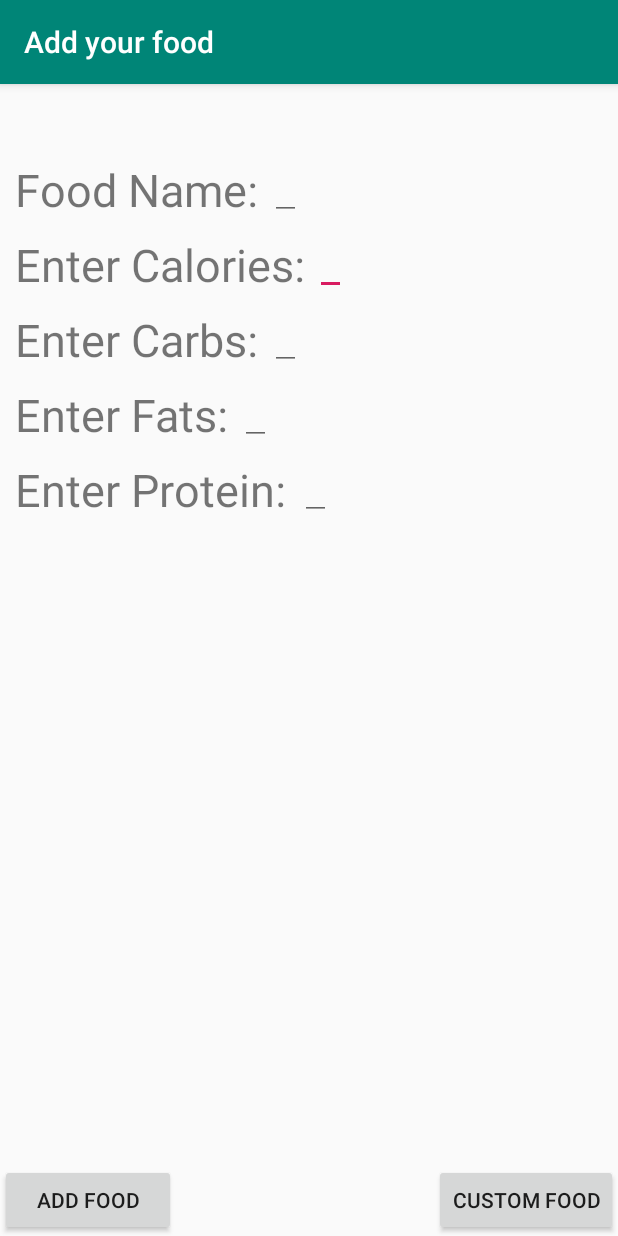
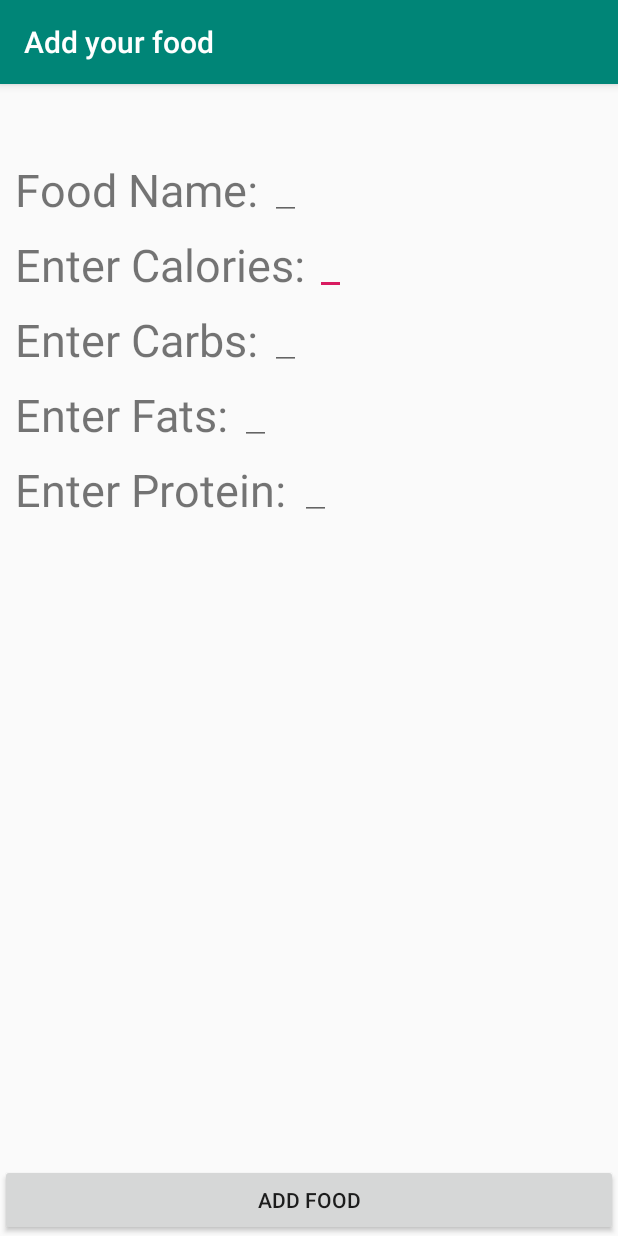
Before and after one commit to kmai1/CS125FinalProject, an Android app: the screen it shows after launch (addFoodScreen), after a tap on "ADD FOOD", on a phone screen of 412 x 824 dp. Run offline under Robolectric (Android 15) with nearby library versions, the phone set to English and light mode, and no system bars; libraries missing offline, so code that uses them is left out: com.github.tbouron.shakedetector; 1 statement that could not run was skipped.

```diff
--- a/app/src/main/java/com/example/kmai/cs125finalproject/addFoodScreen.java
+++ b/app/src/main/java/com/example/kmai/cs125finalproject/addFoodScreen.java
@@ -9,20 +9,11 @@ import android.widget.Button;
 import android.widget.EditText;
 
 public class addFoodScreen extends AppCompatActivity {
-    private Button customFood;
     private Button addFood;
     @Override
     protected void onCreate(Bundle savedInstanceState) {
         super.onCreate(savedInstanceState);
         setContentView(R.layout.activity_food_screen);
-
-        customFood = findViewById(R.id.customFood);
-        customFood.setOnClickListener(new View.OnClickListener() {
-            @Override
-            public void onClick(View v) {
-                openCustomFoodScreen();
-            }
-        });
 
         addFood = findViewById(R.id.addFood);
         addFood.setOnClickListener(new View.OnClickListener() {
@@ -61,14 +52,11 @@ public class addFoodScreen extends AppCompatActivity {
                     fats.setText("");
                     fats.setText("");
                     protein.setText("");
+                    mainScreen.foodNames.add(inputtedName);
                 }
             }
         });
 
-    }
-    public void openCustomFoodScreen() {
-        Intent intent = new Intent(this, customFoodScreen.class);
-        startActivity(intent);
     }
     public void switchToMainScreen() {
         Intent intent = new Intent(this, mainScreen.class);
--- a/app/src/main/java/com/example/kmai/cs125finalproject/mainScreen.java
+++ b/app/src/main/java/com/example/kmai/cs125finalproject/mainScreen.java
@@ -1,50 +1,43 @@
 package com.example.kmai.cs125finalproject;
 
-import android.content.Context;
 import android.content.Intent;
-import android.hardware.SensorManager;
 import android.os.Handler;
 import android.support.v7.app.AppCompatActivity;
 import android.os.Bundle;
 import android.view.View;
 import android.widget.*;
-import android.hardware.Sensor;
 
 import com.github.tbouron.shakedetector.library.ShakeDetector;
 
-import org.w3c.dom.Text;
-
 import java.util.ArrayList;
 import java.util.List;
-import java.util.Timer;
-import java.util.TimerTask;
 
 public class mainScreen extends AppCompatActivity {
     private static int totalCalories;
     private static double totalFats, totalCarbs, totalProtein;
     private static List<Food> listOfFoods = new ArrayList<Food>();
+    public static List<String> foodNames = new ArrayList<String>();
     public Button addFood, reset;
-    private ShakeDetector shakeDetector;
-
     @Override
     protected void onCreate(Bundle savedInstanceState) {
         super.onCreate(savedInstanceState);
         setContentView(R.layout.activity_main_screen);
+        //Shaking Software Library credits to tbouron
         ShakeDetector.create(this, new ShakeDetector.OnShakeListener() {
 
             @Override
             public void OnShake() {
-                Toast.makeText(getApplicationContext(), "Device shaken!", Toast.LENGTH_SHORT).show();
-                openFoodScreen();
+                ShakeDetector.updateConfiguration(1f,1);
+                openFoodName();
             }
 
         });
-        ShakeDetector.updateConfiguration(3f,1);
         reset = findViewById(R.id.reset);
         reset.setOnClickListener(new View.OnClickListener() {
             @Override
             public void onClick(View v) {
                 listOfFoods = new ArrayList<Food>();
+                foodNames = new ArrayList<String>();
             }
         });
 
@@ -81,10 +74,13 @@ public class mainScreen extends AppCompatActivity {
             }
         };
         handler.postDelayed(runnable, 100);
-
     }
     public void openFoodScreen() {
         Intent intent = new Intent(this, addFoodScreen.class);
+        startActivity(intent);
+    }
+    public void openFoodName() {
+        Intent intent = new Intent(this, ListOfFoods.class);
         startActivity(intent);
     }
     public void updateCalories() {
--- a/app/src/main/res/layout/activity_food_screen.xml
+++ b/app/src/main/res/layout/activity_food_screen.xml
@@ -105,7 +105,7 @@
 
     <Button
         android:id="@+id/addFood"
-        android:layout_width="117dp"
+        android:layout_width="match_parent"
         android:layout_height="wrap_content"
         android:layout_alignParentStart="true"
         android:layout_alignParentBottom="true"
@@ -113,17 +113,5 @@
         android:layout_marginBottom="0dp"
         android:text="ADD FOOD" />
 
-    <Button
-        android:id="@+id/customFood"
-        android:layout_width="wrap_content"
-        android:layout_height="wrap_content"
-        android:layout_alignParentEnd="true"
-        android:layout_alignParentRight="true"
-        android:layout_alignParentBottom="true"
-        android:layout_marginEnd="0dp"
-        android:layout_marginRight="0dp"
-        android:layout_marginBottom="0dp"
-        android:text="Custom Food" />
-
 
 </RelativeLayout>
--- a/app/src/main/res/layout/activity_main_screen.xml
+++ b/app/src/main/res/layout/activity_main_screen.xml
@@ -64,4 +64,5 @@
         android:layout_toEndOf="@+id/addFood"
         android:text="reset" />
 
+
 </RelativeLayout>
--- a/app/src/main/res/values/strings.xml
+++ b/app/src/main/res/values/strings.xml
@@ -1,5 +1,4 @@
 <resources>
     <string name="app_name">CS125 Final Project</string>
     <string name="add_food">Add Food</string>
-    <string name="mainscreen">mainScreen</string>
 </resources>
```
Also changed, not shown: app/src/main/AndroidManifest.xml (+7 -4 lines), app/src/main/java/com/example/kmai/cs125finalproject/customFoodScreen.java (deleted, +0 -14 lines), app/src/main/res/layout/activity_custom_food_screen.xml (deleted, +0 -16 lines).
